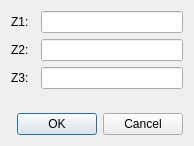
Above: sp_controller/calib_dlg.ui from juanmb/SkyPointer before the change. Below: the same form after it.
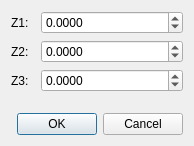
That is the form after the change.

```diff
--- a/sp_controller/calib_dlg.ui
+++ b/sp_controller/calib_dlg.ui
@@ -29,9 +29,6 @@
        </property>
       </widget>
      </item>
-     <item row="0" column="1">
-      <widget class="QLineEdit" name="z1Value"/>
-     </item>
      <item row="1" column="0">
       <widget class="QLabel" name="z2Label">
        <property name="text">
@@ -39,9 +36,6 @@
        </property>
       </widget>
      </item>
-     <item row="1" column="1">
-      <widget class="QLineEdit" name="z2Value"/>
-     </item>
      <item row="2" column="0">
       <widget class="QLabel" name="z3Label">
        <property name="text">
@@ -49,8 +43,53 @@
        </property>
       </widget>
      </item>
+     <item row="0" column="1">
+      <widget class="QDoubleSpinBox" name="z1Value">
+       <property name="decimals">
+        <number>4</number>
+       </property>
+       <property name="minimum">
+        <double>-1.000000000000000</double>
+       </property>
+       <property name="maximum">
+        <double>1.000000000000000</double>
+       </property>
+       <property name="singleStep">
+        <double>0.010000000000000</double>
+       </property>
+      </widget>
+     </item>
+     <item row="1" column="1">
+      <widget class="QDoubleSpinBox" name="z2Value">
+       <property name="decimals">
+        <number>4</number>
+       </property>
+       <property name="minimum">
+        <double>-1.000000000000000</double>
+       </property>
+       <property name="maximum">
+        <double>1.000000000000000</double>
+       </property>
+       <property name="singleStep">
+        <double>0.010000000000000</double>
+       </property>
+      </widget>
+     </item>
      <item row="2" column="1">
-      <widget class="QLineEdit" name="z3Value"/>
+      <widget class="QDoubleSpinBox" name="z3Value">
+       <property name="decimals">
+        <number>4</number>
+       </property>
+       <property name="minimum">
+        <double>-1.000000000000000</double>
+       </property>
+       <property name="maximum">
+        <double>1.000000000000000</double>
+       </property>
+       <property name="singleStep">
+        <double>0.010000000000000</double>
+       </property>
+      </widget>
      </item>
     </layout>
    </item>
```
Left out of the diff: 3 changed lines with no effect on the pictures.
